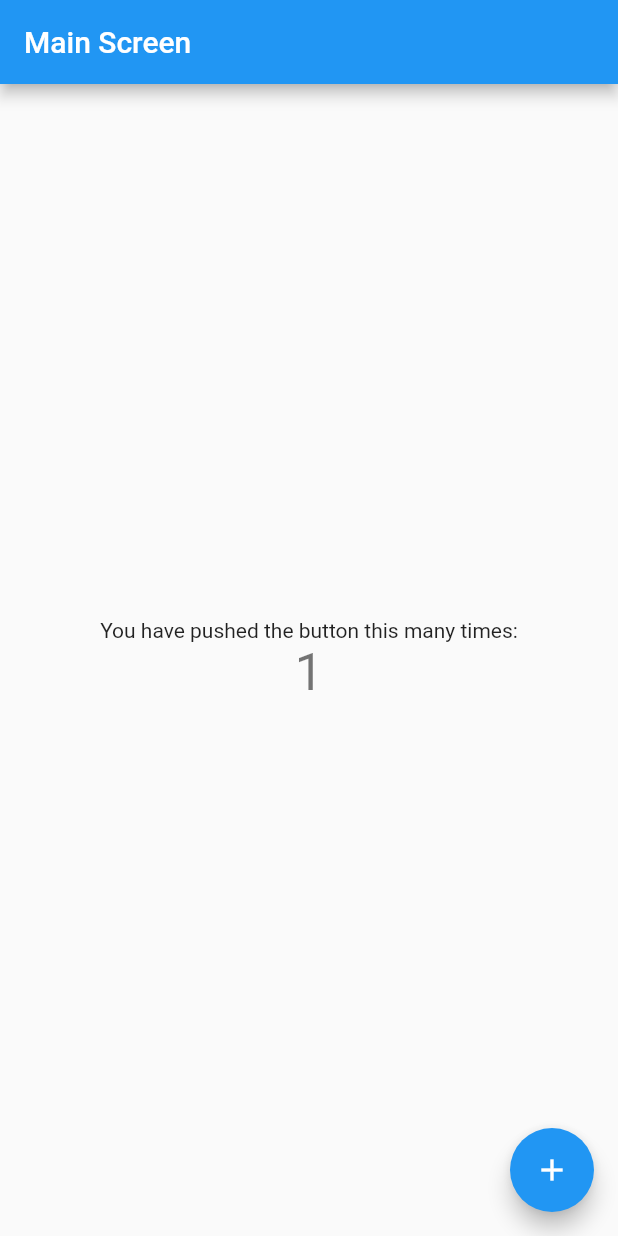
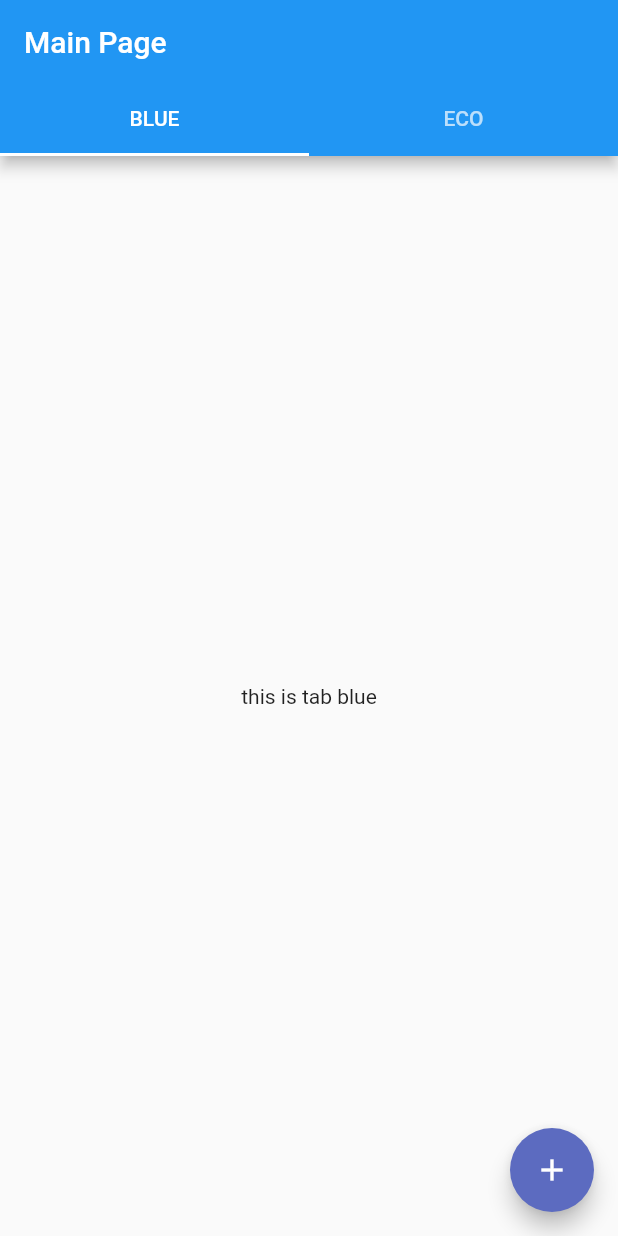
Before and after one commit to honghai78/FlutterDemo, a Flutter app: the screen it shows after launch, on a phone screen of 412 x 824 dp. Run offline on Flutter 3.47's test engine with Material 2 defaults, Android fonts, the phone set to English and light mode, and no system bars.

Commit message:
update tabor

```diff
--- a/lib/app/MainScreen.dart
+++ /dev/null
@@ -1,34 +0,0 @@
-import 'package:flutter/material.dart';
-import '../routes/routes.dart';
-class MainScreen extends StatelessWidget {
-  void _floatButtonClick(BuildContext context){
-    Navigator.pushNamed(context, RoutesConfig.ADD_SCREEN.name);
-  }
-  @override
-  Widget build(BuildContext context) {
-    return new Scaffold(
-      appBar: new AppBar(
-        title: new Text('Main Screen'),
-      ),
-      body: new Center(
-        child: new Column(
-          mainAxisAlignment: MainAxisAlignment.center,
-          children: <Widget>[
-            new Text(
-              'You have pushed the button this many times:',
-            ),
-            new Text(
-              '1',
-              style: Theme.of(context).textTheme.display1,
-            ),
-          ],
-        ),
-      ),
-      floatingActionButton: new FloatingActionButton(
-        onPressed: (){_floatButtonClick(context);},
-        tooltip: 'Open Add Screen',
-        child: new Icon(Icons.add),
-      ),
-    );
-  }
-}
--- /dev/null
+++ b/lib/app/main/MainScreen.dart
@@ -0,0 +1,161 @@
+import 'package:flutter/material.dart';
+import '../../routes/routes.dart';
+import './TabBlue.dart';
+import './TabEco.dart';
+const String _explanatoryText =
+    "When the Scaffold's floating action button changes, the new button fades and "
+    'turns into view. In this demo, changing tabs can cause the app to be rebuilt '
+    'with a FloatingActionButton that the Scaffold distinguishes from the others '
+    'by its key.';
+
+class _Page {
+  _Page({this.key, this.label, this.colors, this.icon });
+
+  final String label;
+  final MaterialColor colors;
+  final IconData icon;
+  final int key;
+
+  Color get labelColor => colors != null ? colors.shade300 : Colors.grey.shade300;
+  bool get fabDefined => colors != null && icon != null;
+  Color get fabColor => colors.shade400;
+  Icon get fabIcon => new Icon(icon);
+  Key get fabKey => new ValueKey<Color>(fabColor);
+}
+
+final List<_Page> _allPages = <_Page>[
+  new _Page(key: 0,label: 'Blue', colors: Colors.indigo, icon: Icons.add),
+  new _Page(key: 1,label: 'Eco', colors: Colors.green, icon: Icons.create),
+];
+
+class MainScreen extends StatefulWidget {
+
+  static const String routeName = '/material/tabs-fab';
+
+  @override
+  _TabsFabDemoState createState() => new _TabsFabDemoState();
+}
+
+class _TabsFabDemoState extends State<MainScreen> with SingleTickerProviderStateMixin {
+  final GlobalKey<ScaffoldState> _scaffoldKey = new GlobalKey<ScaffoldState>();
+
+  TabController _controller;
+  _Page _selectedPage;
+bool isShow;
+  @override
+  void initState() {
+    super.initState();
+    _controller = new TabController(vsync: this, length: _allPages.length);
+    _controller.addListener(_handleTabSelection);
+    _selectedPage = _allPages[0];
+    isShow = false;
+  }
+
+  @override
+  void dispose() {
+    _controller.dispose();
+    super.dispose();
+  }
+
+  void _handleTabSelection() {
+    setState(() {
+      _selectedPage = _allPages[_controller.index];
+    });
+  }
+
+  void _showExplanatoryText(_Page selectPage) {
+    if(selectPage.key == 0){
+      Navigator.pushNamed(context, RoutesConfig.ADD_SCREEN.name);
+    }
+    else{
+      if(isShow==true){
+        setState((){
+          isShow = false;
+        });
+        Navigator.pop(context);
+      }
+      else{
+        _scaffoldKey.currentState.showBottomSheet<Null>((BuildContext context) {
+          return new Container(
+              decoration: new BoxDecoration(
+                  border: new Border(top: new BorderSide(color: Theme.of(context).dividerColor))
+              ),
+              child: new Padding(
+                  padding: const EdgeInsets.all(32.0),
+                  child: new Text(_explanatoryText, style: Theme.of(context).textTheme.subhead)
+              )
+          );
+        });
+        setState((){
+          isShow = true;
+        });
+      }
+    }
+  }
+
+  Widget buildTabView(_Page page) {
+    if(page.key == 0){
+      return new TabBlue();
+    }
+    else {
+      return new TabEco(label: page.label, labelColor: page.labelColor);
+    }
+  }
+
+  @override
+  Widget build(BuildContext context) {
+    return new Scaffold(
+      key: _scaffoldKey,
+      appBar: new AppBar(
+          title: const Text('Main Page'),
+          bottom: new TabBar(
+            controller: _controller,
+            tabs: _allPages.map((_Page page) => new Tab(text: page.label.toUpperCase())).toList(),
+          )
+      ),
+      floatingActionButton: !_selectedPage.fabDefined ? null : new FloatingActionButton(
+          key: _selectedPage.fabKey,
+          tooltip: 'Show explanation',
+          backgroundColor: _selectedPage.fabColor,
+          child: _selectedPage.fabIcon,
+          onPressed: (){_showExplanatoryText(_selectedPage);}
+      ),
+      body: new TabBarView(
+          controller: _controller,
+          children: _allPages.map(buildTabView).toList()
+      ),
+    );
+  }
+}
+
+//  void _floatButtonClick(BuildContext context){
+//    Navigator.pushNamed(context, RoutesConfig.ADD_SCREEN.name);
+//  }
+//  @override
+//  Widget build(BuildContext context) {
+//    return new Scaffold(
+//      appBar: new AppBar(
+//        title: new Text('Main Screen'),
+//      ),
+//      body: new Center(
+//        child: new Column(
+//          mainAxisAlignment: MainAxisAlignment.center,
+//          children: <Widget>[
+//            new Text(
+//              'You have pushed the button this many times:',
+//            ),
+//            new Text(
+//              '1',
+//              style: Theme.of(context).textTheme.display1,
+//            ),
+//          ],
+//        ),
+//      ),
+//      floatingActionButton: new FloatingActionButton(
+//        onPressed: (){_floatButtonClick(context);},
+//        tooltip: 'Open Add Screen',
+//        child: new Icon(Icons.add),
+//      ),
+//    );
+//  }
+//}
--- /dev/null
+++ b/lib/app/main/TabBlue.dart
@@ -0,0 +1,19 @@
+import 'package:flutter/material.dart';
+
+class TabBlue extends StatelessWidget {
+  @override
+  Widget build(BuildContext context) {
+    return new Scaffold(
+      body: new Center(
+        child: new Column(
+          mainAxisAlignment: MainAxisAlignment.center,
+          children: <Widget>[
+            new Text(
+              'this is tab blue',
+            ),
+          ],
+        ),
+      ),
+    );
+  }
+}
--- a/lib/routes/RoutesObject.dart
+++ b/lib/routes/RoutesObject.dart
@@ -1,6 +1,6 @@
 import 'package:flutter/material.dart';
 class RoutesObject {
   String name;
-  StatelessWidget screen;
+  Widget screen;
   RoutesObject(this.name, this.screen);
 }
--- a/lib/routes/routes.dart
+++ b/lib/routes/routes.dart
@@ -1,6 +1,6 @@
 import 'package:flutter_app_demo/routes/RoutesObject.dart';
 import '../app/AddScreen.dart';
-import '../app/MainScreen.dart';
+import 'package:flutter_app_demo/app/main/MainScreen.dart';
 import '../app/NotFoundScreen.dart';
 class RoutesConfig {
   static RoutesObject ADD_SCREEN = new RoutesObject('/AddScreen', new AddScreen());
```
Also changed, not shown: lib/app/main/TabEco.dart (added, +25 -0 lines).
